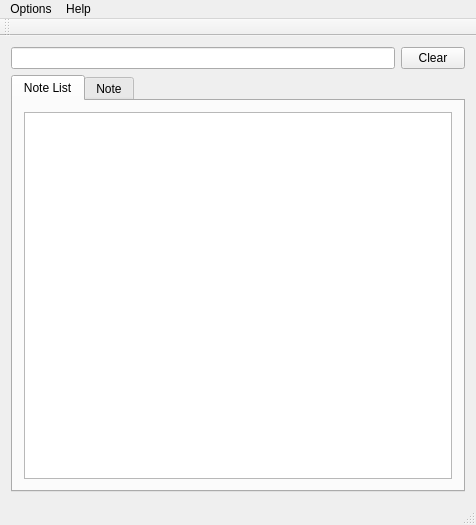
digikata/Upnote, file mainwindow.ui: the form before one commit.
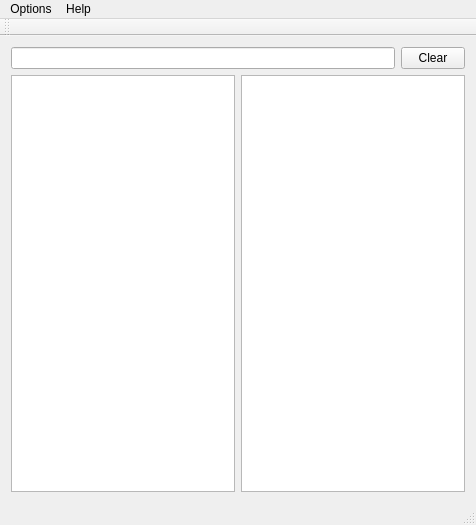
The form after the commit.

Commit message: Use splitter instead of tabs

```diff
--- a/mainwindow.ui
+++ b/mainwindow.ui
@@ -36,31 +36,14 @@
      </layout>
     </item>
     <item>
-     <widget class="QTabWidget" name="tabs">
-      <property name="currentIndex">
-       <number>0</number>
-      </property>
-      <widget class="QWidget" name="tab_list">
-       <attribute name="title">
-        <string>Note List</string>
-       </attribute>
-       <layout class="QVBoxLayout" name="verticalLayout_2">
+     <layout class="QHBoxLayout" name="horizontalLayout_2">
         <item>
          <widget class="QListWidget" name="doclist"/>
         </item>
-       </layout>
-      </widget>
-      <widget class="QWidget" name="tab_doc">
-       <attribute name="title">
-        <string>Note</string>
-       </attribute>
-       <layout class="QVBoxLayout" name="verticalLayout_3">
         <item>
          <widget class="QTextEdit" name="textEdit"/>
         </item>
        </layout>
-      </widget>
-     </widget>
     </item>
    </layout>
   </widget>
```
Left out of the diff: 9 changed lines with no effect on the pictures. Lines whose indentation alone changed are shown as unchanged. The commit also changes 2 other files.
